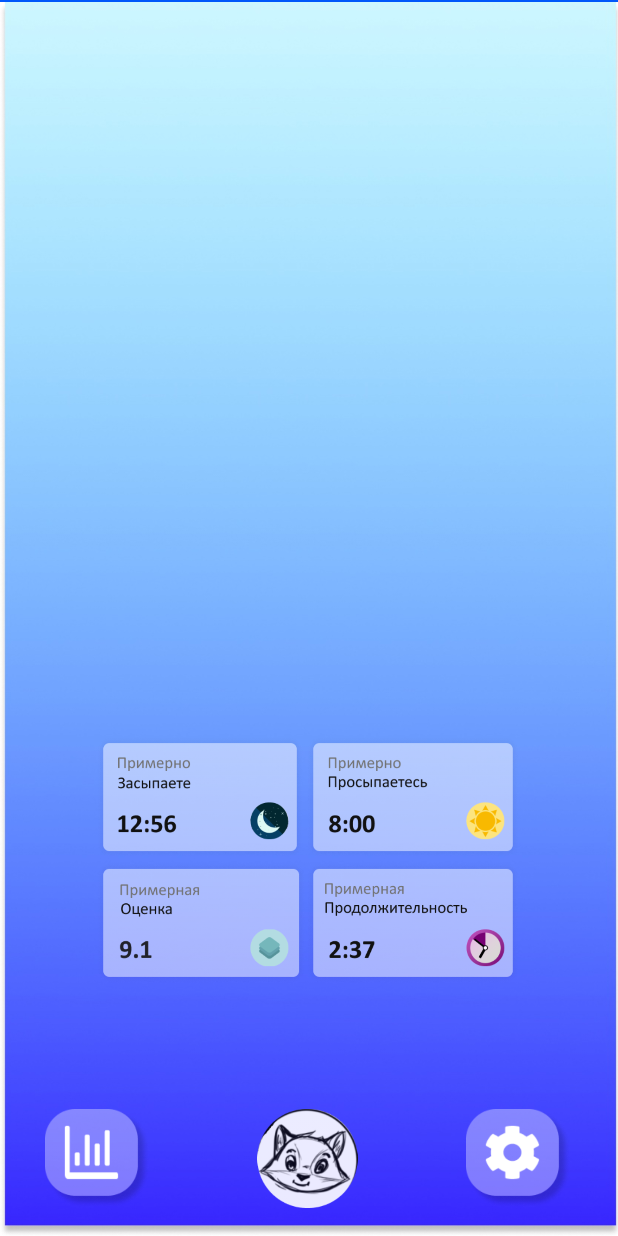
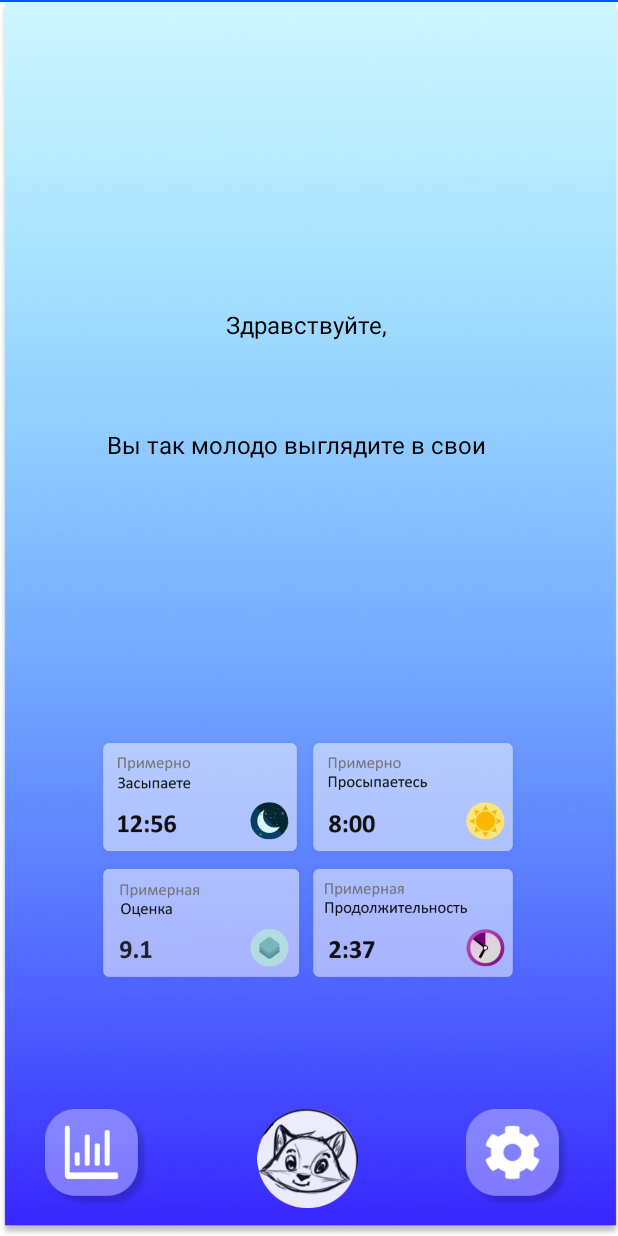
Before and after one commit to loxigl/SleepLab, an Android app: the LoginScreen screen opened directly, with no data from a screen before it, after a tap on "ВОЙТИ", on a phone screen of 412 x 824 dp. Run offline under Robolectric (Android 15) with nearby library versions, the phone set to English and light mode, and no system bars; Roboto replaces fonts that are not available here.

Commit message:
+несколко экранов и активация кнопок v2.0

```diff
--- a/app/src/main/java/com/example/project/LoginScreen.java
+++ b/app/src/main/java/com/example/project/LoginScreen.java
@@ -7,6 +7,7 @@ import android.content.SharedPreferences;
 import android.os.Bundle;
 import android.view.View;
 import android.widget.Button;
+import android.widget.EditText;
 import android.widget.ImageButton;
 import android.widget.Toast;
 
@@ -16,14 +17,30 @@ public class LoginScreen extends AppCompatActivity {
     private SharedPreferences name;
     private SharedPreferences age;
     private SharedPreferences gender;
+    private String str1;
+    private String str2;
+
+
 
     @Override
     protected void onCreate(Bundle savedInstanceState) {
         super.onCreate(savedInstanceState);
         setContentView(R.layout.activity_login);
         btn=(Button) findViewById(R.id.button);
+        /*EditText s1= (EditText) findViewById(R.id.name);
+        EditText s2= (EditText) findViewById(R.id.age) ;
+        str1=s1.getText().toString();
+        str2=s2.getText().toString();*/
+
+
         btn.setOnClickListener(view -> {
             Intent intent = new Intent(LoginScreen.this, MainScreen.class);
+            EditText s1= (EditText) findViewById(R.id.name);
+            EditText s2= (EditText) findViewById(R.id.age) ;
+            str1=s1.getText().toString();
+            str2=s2.getText().toString();
+            intent.putExtra("Name",str1);
+            intent.putExtra("Age",str2);
             startActivity(intent);
 
 
@@ -33,7 +50,8 @@ public class LoginScreen extends AppCompatActivity {
    public void onClick(View view)
    {
 
-       Toast.makeText(this, "Пол Выбран", Toast.LENGTH_SHORT).show();
+
+       Toast.makeText(this, "Пол выбран", Toast.LENGTH_SHORT).show();
    }
 
 }
--- a/app/src/main/java/com/example/project/MainScreen.java
+++ b/app/src/main/java/com/example/project/MainScreen.java
@@ -5,11 +5,15 @@ import androidx.appcompat.app.AppCompatActivity;
 import android.content.Intent;
 import android.os.Bundle;
 import android.widget.Button;
+import android.widget.TextView;
 
 public class MainScreen extends AppCompatActivity {
     private Button btn1;
     private Button btn2;
     private Button btn3;
+    public String name;
+    public String age;
+
 
     @Override
     protected void onCreate(Bundle savedInstanceState) {
@@ -18,6 +22,15 @@ public class MainScreen extends AppCompatActivity {
         btn1=(Button)findViewById(R.id.grafButton);
         btn2=(Button)findViewById(R.id.opthionsButton);
         btn3=(Button)findViewById(R.id.maskotButton) ;
+        Intent firstint=getIntent();
+        name= getIntent().getStringExtra("Name");
+        age=getIntent().getStringExtra("Age");
+        TextView s=(TextView) findViewById(R.id.textView3);
+        TextView s2=(TextView)findViewById(R.id.textView6);
+        s.setText("Здравствуйте, "+name);
+        s2.setText("Вы так молодо выглядите в свои "+age);
+
+
         btn1.setOnClickListener(view -> {
             Intent intent1 = new Intent (MainScreen.this, Stats.class);
             startActivity(intent1);
@@ -32,6 +45,8 @@ public class MainScreen extends AppCompatActivity {
         });
         btn3.setOnClickListener(view2 -> {
             Intent intent3 = new Intent(MainScreen.this, Mascot.class);
+            intent3.putExtra("Name",name);
+            intent3.putExtra("Age",age);
             startActivity(intent3);
 
 
--- a/app/src/main/res/layout/activity_login.xml
+++ b/app/src/main/res/layout/activity_login.xml
@@ -71,7 +71,7 @@
         tools:ignore="TextContrastCheck" />
 
     <EditText
-        android:id="@+id/editTextTextPersonName"
+        android:id="@+id/name"
         android:layout_width="wrap_content"
         android:layout_height="wrap_content"
         android:ems="10"
@@ -104,7 +104,7 @@
         tools:ignore="TextContrastCheck" />
 
     <EditText
-        android:id="@+id/editTextTextPersonName2"
+        android:id="@+id/age"
         android:layout_width="wrap_content"
         android:layout_height="wrap_content"
         android:ems="10"
--- a/app/src/main/res/layout/activity_main.xml
+++ b/app/src/main/res/layout/activity_main.xml
@@ -118,4 +118,30 @@
         app:layout_constraintVertical_bias="0.972"
         tools:ignore="SpeakableTextPresentCheck" />
 
+    <TextView
+        android:id="@+id/textView3"
+        android:layout_width="386dp"
+        android:layout_height="80dp"
+        android:textAlignment="center"
+        android:textColor="#000000"
+        android:textSize="16sp"
+        app:layout_constraintBottom_toTopOf="@+id/tabs"
+        app:layout_constraintEnd_toEndOf="parent"
+        app:layout_constraintStart_toStartOf="parent"
+        app:layout_constraintTop_toTopOf="parent" />
+
+    <TextView
+        android:id="@+id/textView6"
+        android:layout_width="388dp"
+        android:layout_height="77dp"
+        android:textAlignment="center"
+        android:textColor="#000000"
+        android:textSize="16sp"
+        app:layout_constraintBottom_toTopOf="@+id/tabs"
+        app:layout_constraintEnd_toEndOf="parent"
+        app:layout_constraintHorizontal_bias="0.23"
+        app:layout_constraintStart_toStartOf="parent"
+        app:layout_constraintTop_toBottomOf="@+id/textView3"
+        app:layout_constraintVertical_bias="0.0" />
+
 </androidx.constraintlayout.widget.ConstraintLayout>
```
Also changed, not shown: app/src/main/java/com/example/project/Mascot.java (+7 -0 lines), app/src/main/res/layout/activity_mascot.xml (+41 -9 lines), app/src/main/res/layout/activity_stats.xml (+15 -1 lines), app/src/main/res/drawable/dialog.png (added), app/src/main/res/drawable/dialogv2.png (added).
